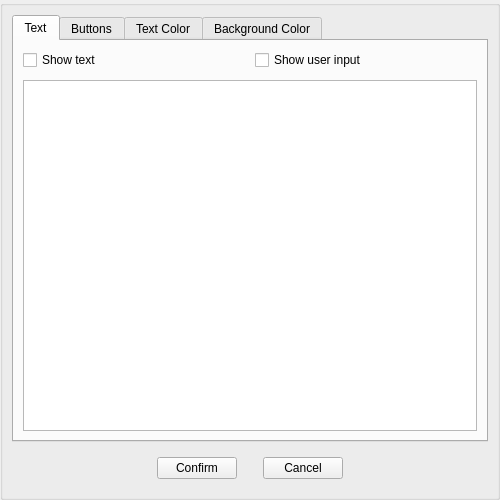
First picture: the form in src/Editor/Script/TextSnippetOverlay.ui, repository RemotelyChaotic/JOIPEngine, before the edit.
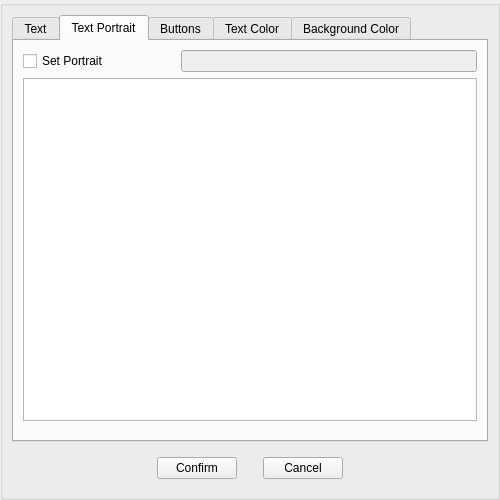
Second picture: the form after the edit. The open tabs and pages were chosen to show the change. Custom widgets are drawn as their Qt base class.

Commit message:
Smaller overlay fixes + new textbox features
- Fixed Skippable arrow not disappearing
- Fixed Icon display still containing a WebView
- Fixed crash in Resource overlay
- Added new PlayerTextBox features: alignment and icon

What changed in the file:
```diff
--- a/src/Editor/Script/TextSnippetOverlay.ui
+++ b/src/Editor/Script/TextSnippetOverlay.ui
@@ -48,6 +48,9 @@
           <property name="spacing">
            <number>10</number>
           </property>
+          <item row="2" column="0" colspan="2">
+           <widget class="QPlainTextEdit" name="pTextEdit"/>
+          </item>
           <item row="0" column="0">
            <widget class="QCheckBox" name="pShowTextCheckBox">
             <property name="text">
@@ -62,8 +65,125 @@
             </property>
            </widget>
           </item>
-          <item row="1" column="0" colspan="2">
-           <widget class="QPlainTextEdit" name="pTextEdit"/>
+          <item row="1" column="1">
+           <widget class="QComboBox" name="pOrientationComboBox">
+            <property name="currentIndex">
+             <number>2</number>
+            </property>
+            <item>
+             <property name="text">
+              <string>AlignLeft</string>
+             </property>
+            </item>
+            <item>
+             <property name="text">
+              <string>AlignRight</string>
+             </property>
+            </item>
+            <item>
+             <property name="text">
+              <string>AlignCenter</string>
+             </property>
+            </item>
+           </widget>
+          </item>
+          <item row="1" column="0">
+           <widget class="QCheckBox" name="pSetTextOrientation">
+            <property name="text">
+             <string>Set Text Orientation</string>
+            </property>
+           </widget>
+          </item>
+         </layout>
+        </widget>
+        <widget class="QWidget" name="pIconPage">
+         <attribute name="title">
+          <string>Text Portrait</string>
+         </attribute>
+         <layout class="QGridLayout" name="gridLayout_7">
+          <item row="0" column="0">
+           <widget class="QWidget" name="widget_5" native="true">
+            <layout class="QGridLayout" name="gridLayout_6">
+             <property name="leftMargin">
+              <number>0</number>
+             </property>
+             <property name="topMargin">
+              <number>0</number>
+             </property>
+             <property name="rightMargin">
+              <number>0</number>
+             </property>
+             <property name="bottomMargin">
+              <number>0</number>
+             </property>
+             <property name="spacing">
+              <number>10</number>
+             </property>
+             <item row="0" column="1" colspan="2">
+              <widget class="QLineEdit" name="pResourceLineEdit">
+               <property name="enabled">
+                <bool>false</bool>
+               </property>
+              </widget>
+             </item>
+             <item row="0" column="0">
+              <widget class="QCheckBox" name="pShowIconCheckBox">
+               <property name="text">
+                <string>Set Portrait</string>
+               </property>
+              </widget>
+             </item>
+            </layout>
+           </widget>
+          </item>
+          <item row="1" column="0">
+           <widget class="QWidget" name="widget_4" native="true">
+            <property name="sizePolicy">
+             <sizepolicy hsizetype="Preferred" vsizetype="Preferred">
+              <horstretch>0</horstretch>
+              <verstretch>0</verstretch>
+             </sizepolicy>
+            </property>
+            <layout class="QGridLayout" name="gridLayout_3">
+             <property name="leftMargin">
+              <number>0</number>
+             </property>
+             <property name="topMargin">
+              <number>0</number>
+             </property>
+             <property name="rightMargin">
+              <number>0</number>
+             </property>
+             <property name="bottomMargin">
+              <number>0</number>
+             </property>
+             <property name="spacing">
+              <number>10</number>
+             </property>
+             <item row="0" column="0">
+              <widget class="QTreeView" name="pResourceSelectTree">
+               <property name="sizePolicy">
+                <sizepolicy hsizetype="Preferred" vsizetype="Expanding">
+                 <horstretch>1</horstretch>
+                 <verstretch>0</verstretch>
+                </sizepolicy>
+               </property>
+               <property name="alternatingRowColors">
+                <bool>true</bool>
+               </property>
+               <property name="sortingEnabled">
+                <bool>true</bool>
+               </property>
+               <property name="animated">
+                <bool>true</bool>
+               </property>
+              </widget>
+             </item>
+             <item row="1" column="0">
+              <widget class="CSearchWidget" name="pFilter" native="true"/>
+             </item>
+            </layout>
+           </widget>
           </item>
          </layout>
         </widget>
@@ -454,6 +574,12 @@
    <header>Widgets/OverlayBase.h</header>
    <container>1</container>
   </customwidget>
+  <customwidget>
+   <class>CSearchWidget</class>
+   <extends>QWidget</extends>
+   <header>Widgets/SearchWidget.h</header>
+   <container>1</container>
+  </customwidget>
  </customwidgets>
  <resources/>
  <connections/>
```
The commit also changes 16 other files.
